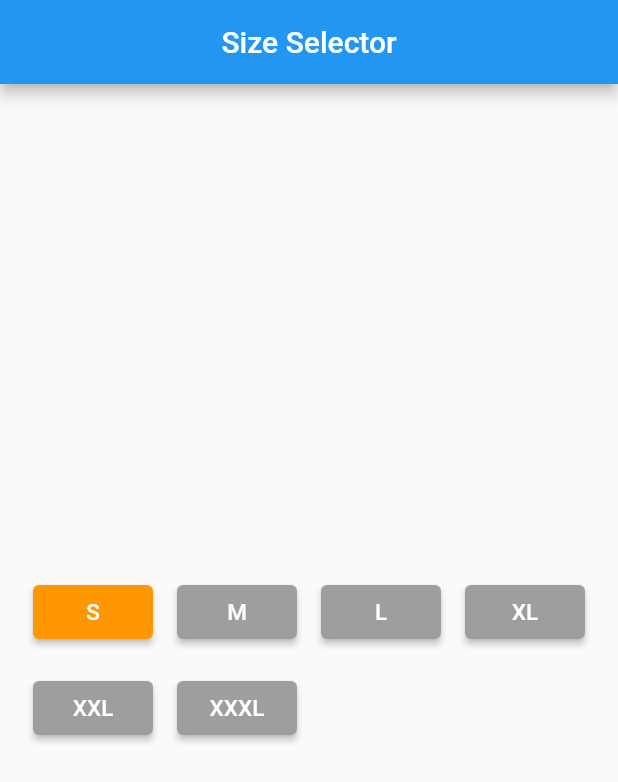
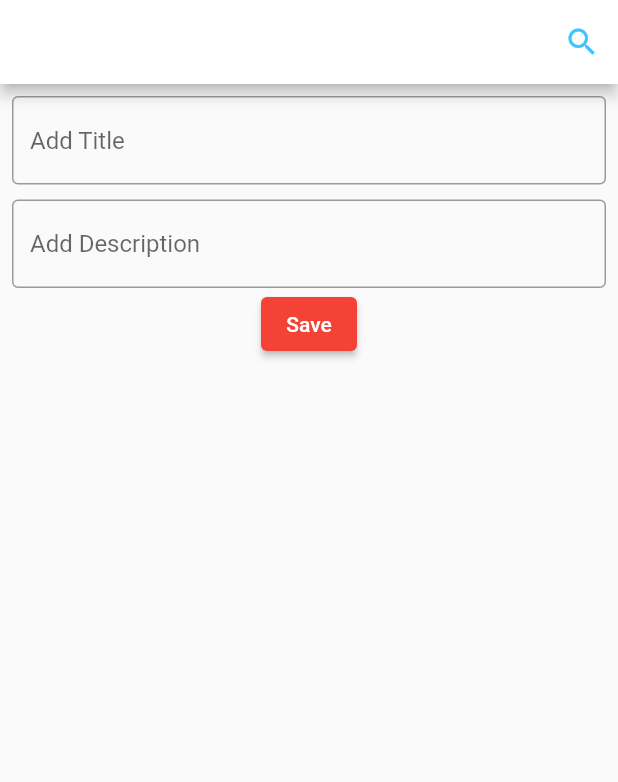
Before and after one commit to masumbillah21/OstadFlutterAssignments, a Flutter app: the screen it shows after launch, on a phone screen of 412 x 824 dp. Shown: the top 782 px of the screen. Run offline on Flutter 3.47's test engine with Material 2 defaults, Android fonts, the phone set to English and light mode, and no system bars.

Commit message:
Assignment 10 completed

```diff
--- a/lib/HomeScreen.dart
+++ /dev/null
@@ -1,71 +0,0 @@
-import 'package:flutter/material.dart';
-
-class HomeScreen extends StatefulWidget {
-  const HomeScreen({super.key});
-
-  @override
-  State<HomeScreen> createState() => _HomeScreenState();
-}
-
-class _HomeScreenState extends State<HomeScreen> {
-  int selectedButtonIndex = 0;
-  final List<String> _buttonLabels = ['S', 'M', 'L', 'XL', 'XXL', 'XXXL'];
-
-  void _showSnackBar(String msg) {
-    ScaffoldMessenger.of(context).hideCurrentSnackBar();
-    ScaffoldMessenger.of(context)
-        .showSnackBar(SnackBar(content: Text("You selected $msg size")));
-  }
-
-  Widget _buildButton(int index) {
-    return Padding(
-      padding: const EdgeInsets.all(8.0),
-      child: SizedBox(
-        width: 80.0,
-        child: ElevatedButton(
-          onPressed: () {
-            setState(() {
-              selectedButtonIndex = index;
-            });
-
-            _showSnackBar(_buttonLabels[index]);
-          },
-          style: ButtonStyle(
-            backgroundColor: MaterialStateProperty.resolveWith<Color>(
-              (states) {
-                if (index == selectedButtonIndex) {
-                  return Colors.orange; // Change color for the selected button
-                }
-                return Colors.grey; // Default color for unselected buttons
-              },
-            ),
-          ),
-          child: Text(
-            _buttonLabels[index],
-            style: const TextStyle(
-              fontSize: 15,
-            ),
-          ),
-        ),
-      ),
-    );
-  }
-
-  @override
-  Widget build(BuildContext context) {
-    return Scaffold(
-      appBar: AppBar(
-        title: const Text("Size Selector"),
-        centerTitle: true,
-      ),
-      body: Center(
-        child: Wrap(
-          children: List.generate(
-            _buttonLabels.length,
-            (index) => _buildButton(index),
-          ),
-        ),
-      ),
-    );
-  }
-}
--- /dev/null
+++ b/lib/home_screen.dart
@@ -0,0 +1,195 @@
+import 'package:flutter/material.dart';
+import 'package:flutter_projects/item.dart';
+
+class HomeScreen extends StatefulWidget {
+  const HomeScreen({super.key});
+
+  @override
+  State<HomeScreen> createState() => _HomeScreenState();
+}
+
+class _HomeScreenState extends State<HomeScreen> {
+  final _formKey = GlobalKey<FormState>();
+  final TextEditingController _titleController = TextEditingController();
+  final TextEditingController _descriptionController = TextEditingController();
+  final List<Item> _items = [];
+
+  void saveData() {
+    if (_formKey.currentState!.validate()) {
+      _items.add(Item(
+          title: _titleController.text,
+          description: _descriptionController.text));
+      _titleController.text = "";
+      _descriptionController.text = "";
+      setState(() {});
+    }
+  }
+
+  void updateData(int index) {
+    if (_formKey.currentState!.validate()) {
+      _items[index].title = _titleController.text;
+      _items[index].description = _descriptionController.text;
+
+      _titleController.text = "";
+      _descriptionController.text = "";
+      setState(() {});
+    }
+  }
+
+  void deleteDate(int index) {
+    _items.removeAt(index);
+    setState(() {});
+  }
+
+  void _showBottomModalSheet(int index) {
+    _titleController.text = _items[index].title;
+    _descriptionController.text = _items[index].description;
+    showModalBottomSheet(
+      context: context,
+      isDismissible: false,
+      builder: (context) => Padding(
+        padding: const EdgeInsets.all(8.0),
+        child: Form(
+          key: _formKey,
+          child: Column(
+            children: [
+              TextFormField(
+                controller: _titleController,
+                decoration: const InputDecoration(
+                  hintText: "Add Title",
+                ),
+              ),
+              const SizedBox(
+                height: 10,
+              ),
+              TextFormField(
+                controller: _descriptionController,
+                decoration: const InputDecoration(
+                  hintText: "Add Description",
+                ),
+              ),
+              ElevatedButton(
+                onPressed: () {
+                  updateData(index);
+                  Navigator.pop(context);
+                },
+                style: ElevatedButton.styleFrom(
+                  foregroundColor: Colors.white,
+                  backgroundColor: Colors.red,
+                ),
+                child: const Text("Edit Done"),
+              ),
+            ],
+          ),
+        ),
+      ),
+    );
+  }
+
+  void _showDialogBox(int index) {
+    showDialog(
+      context: context,
+      builder: (context) => AlertDialog(
+        title: const Text("Alert"),
+        content: Row(
+          children: [
+            TextButton(
+              onPressed: () {
+                Navigator.pop(context);
+                _showBottomModalSheet(index);
+              },
+              child: const Text("Edit"),
+            ),
+            TextButton(
+              onPressed: () {
+                deleteDate(index);
+                Navigator.pop(context);
+              },
+              child: const Text("Delete"),
+            )
+          ],
+        ),
+      ),
+    );
+  }
+
+  @override
+  Widget build(BuildContext context) {
+    return Scaffold(
+      appBar: AppBar(
+        backgroundColor: Colors.white,
+        actions: [
+          IconButton(
+            onPressed: () {},
+            icon: const Icon(
+              Icons.search,
+              color: Colors.lightBlueAccent,
+            ),
+          ),
+        ],
+      ),
+      body: Padding(
+        padding: const EdgeInsets.all(8.0),
+        child: Column(
+          children: [
+            Form(
+              key: _formKey,
+              child: Column(
+                children: [
+                  TextFormField(
+                    controller: _titleController,
+                    decoration: const InputDecoration(
+                      hintText: "Add Title",
+                    ),
+                  ),
+                  const SizedBox(
+                    height: 10,
+                  ),
+                  TextFormField(
+                    controller: _descriptionController,
+                    decoration: const InputDecoration(
+                      hintText: "Add Description",
+                    ),
+                  ),
+                  ElevatedButton(
+                    onPressed: () {
+                      saveData();
+                    },
+                    style: ElevatedButton.styleFrom(
+                      foregroundColor: Colors.white,
+                      backgroundColor: Colors.red,
+                    ),
+                    child: const Text("Save"),
+                  ),
+                ],
+              ),
+            ),
+            const SizedBox(
+              height: 20,
+            ),
+            Expanded(
+              child: ListView.builder(
+                itemCount: _items.length,
+                itemBuilder: (context, index) => Padding(
+                  padding: const EdgeInsets.only(bottom: 8.0),
+                  child: ListTile(
+                    onLongPress: () {
+                      _showDialogBox(index);
+                    },
+                    tileColor: Colors.black12,
+                    leading: const CircleAvatar(
+                      backgroundColor: Colors.red,
+                    ),
+                    title: Text(_items[index].title),
+                    subtitle: Text(_items[index].description),
+                    trailing: const Icon(Icons.arrow_forward),
+                  ),
+                ),
+              ),
+            ),
+          ],
+        ),
+      ),
+    );
+  }
+}
--- /dev/null
+++ b/lib/item.dart
@@ -0,0 +1,9 @@
+class Item {
+  String title;
+  String description;
+
+  Item({
+    required this.title,
+    required this.description,
+  });
+}
--- a/lib/main.dart
+++ b/lib/main.dart
@@ -1,5 +1,5 @@
 import 'package:flutter/material.dart';
-import 'package:flutter_projects/HomeScreen.dart';
+import 'package:flutter_projects/home_screen.dart';
 
 void main() => runApp(const MyApp());
 
@@ -9,12 +9,25 @@ class MyApp extends StatelessWidget {
   // This widget is the root of your application.
   @override
   Widget build(BuildContext context) {
-    double width = MediaQuery.sizeOf(context).width;
-
-    return const MaterialApp(
+    return MaterialApp(
       debugShowCheckedModeBanner: false,
-      title: 'Live Test 09',
-      home: HomeScreen(),
+      title: 'Assignment 10',
+      theme: ThemeData(
+          primarySwatch: Colors.lightBlue,
+          inputDecorationTheme: const InputDecorationTheme(
+            border: OutlineInputBorder(
+              borderSide: BorderSide(
+                color: Colors.lightBlue,
+              ),
+            ),
+            focusedBorder: OutlineInputBorder(
+              borderSide: BorderSide(
+                color: Colors.lightBlue,
+              ),
+            ),
+            errorBorder: OutlineInputBorder(),
+          )),
+      home: const HomeScreen(),
     );
   }
 }
```
Also changed, not shown: 10 other files.
